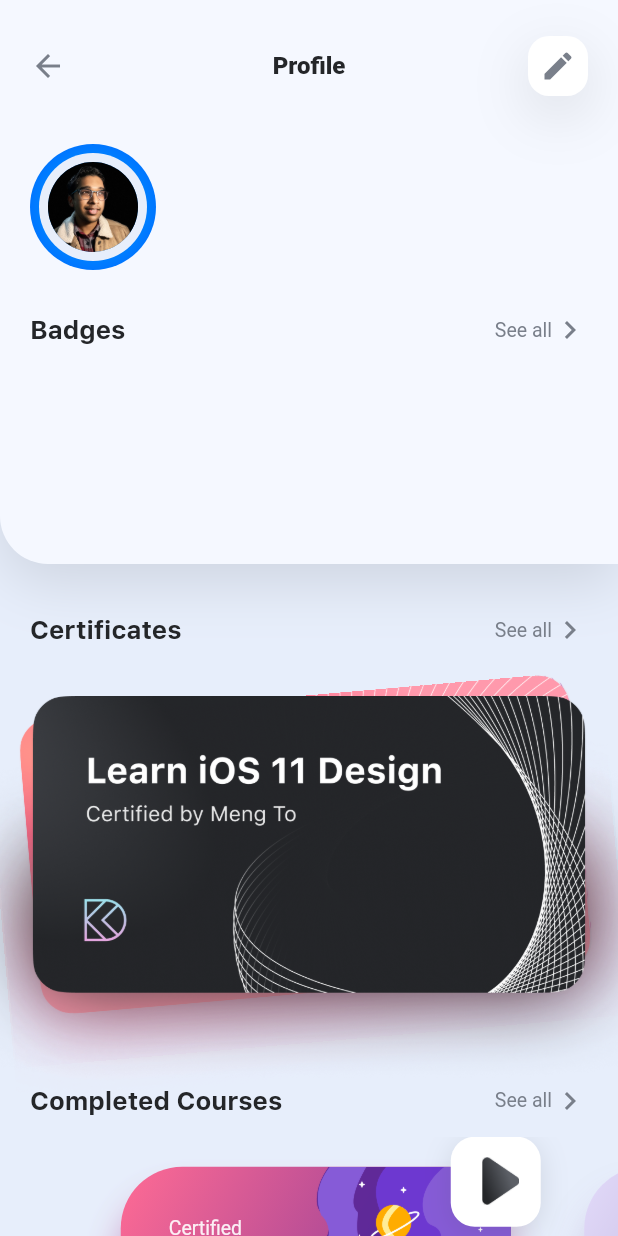
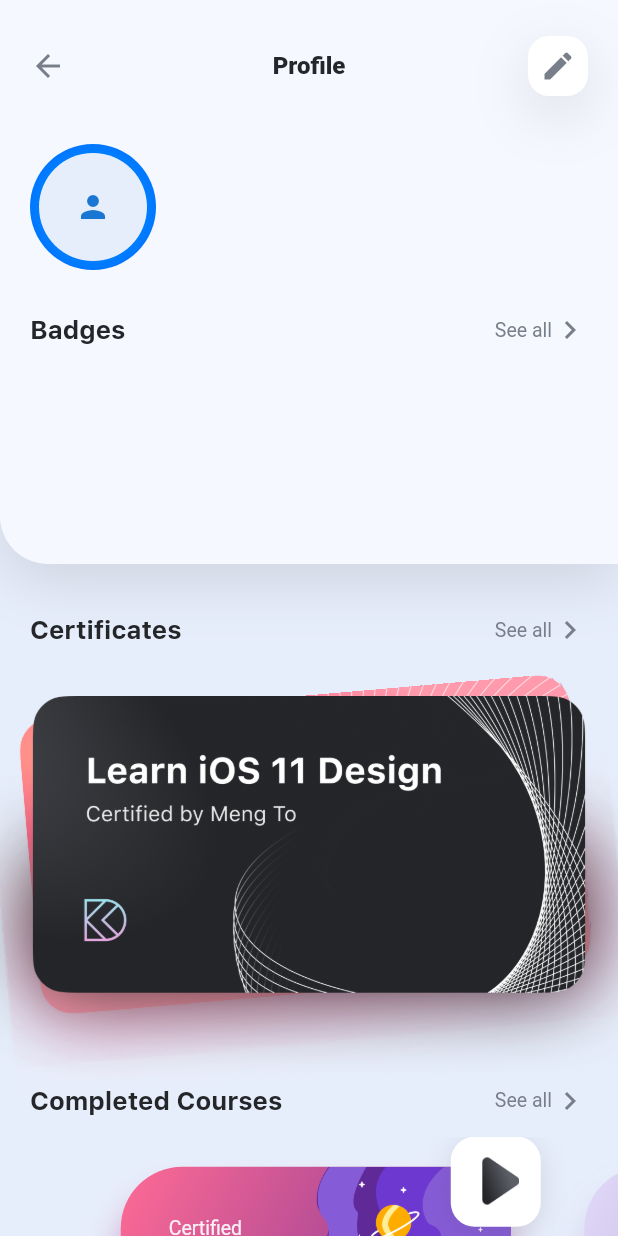
Before and after one commit to FlorianWoelki/course-poc, a Flutter app: the ProfileScreen screen opened directly, on a phone screen of 412 x 824 dp. Run offline on Flutter 3.47's test engine with Material 2 defaults, Android fonts, the light colour scheme and no system bars; our stand-ins replace cloud_firestore, firebase_auth, firebase_core, firebase_storage, image_picker, sliding_up_panel; accounts and stored records are empty.

Commit message:
feat: add display and upload profile picture functionality

```diff
--- a/lib/screens/profile_screen.dart
+++ b/lib/screens/profile_screen.dart
@@ -8,6 +8,7 @@
 import 'package:firebase_storage/firebase_storage.dart';
 import 'package:flutter/cupertino.dart';
 import 'package:flutter/material.dart';
+import 'package:image_picker/image_picker.dart';
 
 class ProfileScreen extends StatefulWidget {
   const ProfileScreen({Key? key}) : super(key: key);
@@ -24,12 +25,35 @@
 
   var name = "Loading...";
   var bio = "Loading...";
+  String? photoURL = FirebaseAuth.instance.currentUser!.photoURL;
 
   @override
   void initState() {
     super.initState();
+    _auth.currentUser!.reload();
     _loadUserData();
     _loadBadges();
+  }
+
+  Future getImage() async {
+    final pickedFile = await ImagePicker().pickImage(
+      source: ImageSource.gallery,
+    );
+    if (pickedFile != null) {
+      File _image = File(pickedFile.path);
+      _storage
+          .ref("profile_pictures/${_auth.currentUser!.uid}.jpg")
+          .putFile(_image)
+          .then((snapshot) {
+        snapshot.ref.getDownloadURL().then((url) {
+          _firestore.collection("users").doc(_auth.currentUser!.uid).update({
+            "profilePic": url,
+          }).then((snapshot) {
+            _auth.currentUser!.updatePhotoURL(url);
+          });
+        });
+      });
+    }
   }
 
   void _loadBadges() {
@@ -240,15 +264,27 @@
                       padding: const EdgeInsets.symmetric(horizontal: 20.0),
                       child: Row(
                         children: [
-                          Container(
+                          GestureDetector(
+                            onTap: () {},
+                            child: Container(
                               child: Padding(
                                 padding: const EdgeInsets.all(6.0),
                                 child: Container(
                                   padding: const EdgeInsets.all(6.0),
-                                child: const CircleAvatar(
-                                  backgroundImage: AssetImage(
-                                    "asset/images/profile.jpg",
+                                  child: CircleAvatar(
+                                    backgroundColor: const Color(0xFFE7EEFB),
+                                    child: photoURL != null
+                                        ? ClipRRect(
+                                            borderRadius:
+                                                BorderRadius.circular(30.0),
+                                            child: Image.network(
+                                              photoURL!,
+                                              width: 60.0,
+                                              height: 60.0,
+                                              fit: BoxFit.cover,
                                             ),
+                                          )
+                                        : const Icon(Icons.person),
                                     radius: 30.0,
                                   ),
                                   decoration: BoxDecoration(
@@ -267,6 +303,7 @@
                                   ],
                                 ),
                                 borderRadius: BorderRadius.circular(42.0),
+                              ),
                             ),
                           ),
                           const SizedBox(width: 16.0),
--- a/pubspec.yaml
+++ b/pubspec.yaml
@@ -38,6 +38,7 @@
   firebase_auth: ^3.3.11
   cloud_firestore: ^3.1.10
   firebase_storage: ^10.2.9
+  image_picker: ^0.8.4+11
 
 dev_dependencies:
   flutter_test:
```
Also changed, not shown: lib/components/home_screen_navbar.dart (+16 -3 lines), pubspec.lock, 3 other files. Lines whose indentation alone changed are shown as unchanged.
